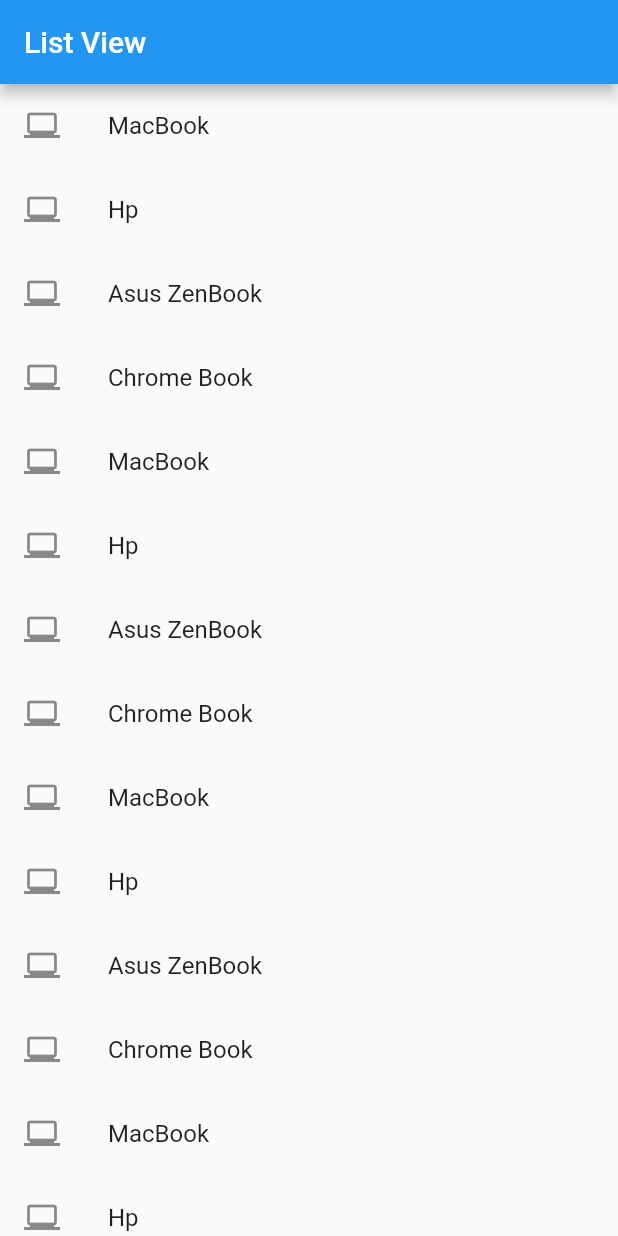
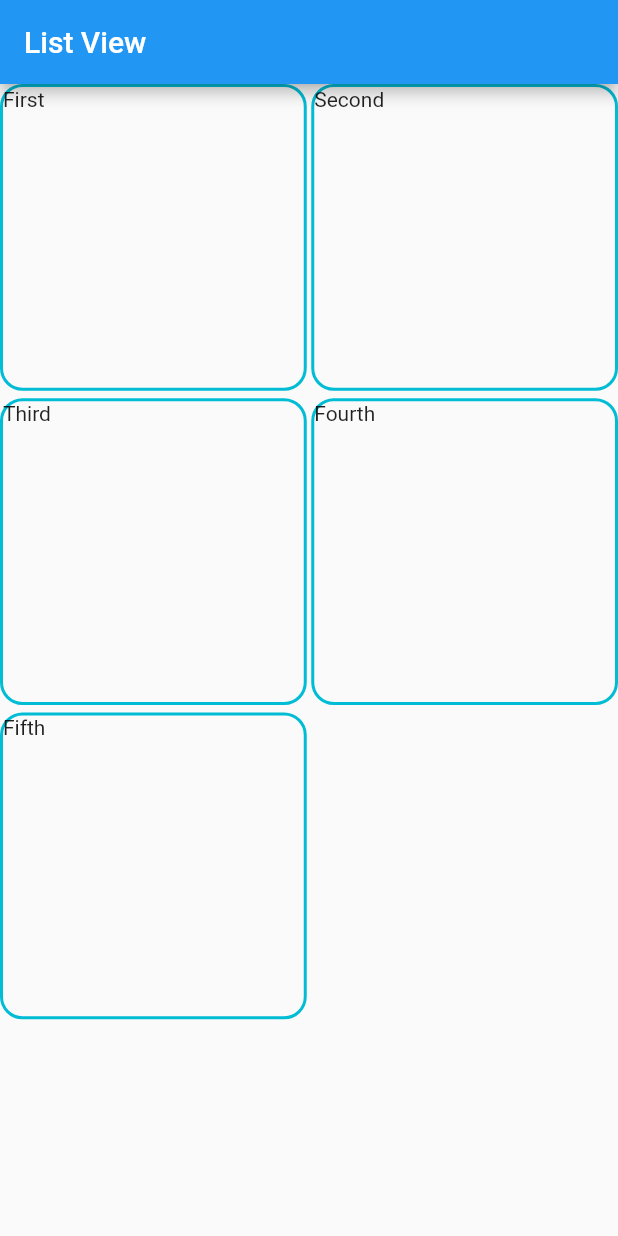
Before and after one commit to HeinnWaiHtet/flutter_first_app, a Flutter app: the screen it shows after launch, on a phone screen of 412 x 824 dp. Run offline on Flutter 3.47's test engine with Material 2 defaults, Android fonts, the phone set to English and light mode, and no system bars.

Commit message:
adding Gridview widget

```diff
--- /dev/null
+++ b/lib/listviewbuilder_widget.dart
@@ -0,0 +1,53 @@
+import 'package:flutter/material.dart';
+class MyApp extends StatefulWidget{
+  const MyApp({Key? key}) : super(key: key);
+
+  @override
+  MyAppState createState() {
+    return MyAppState();
+  }
+}
+
+class MyAppState extends State<MyApp>{
+  @override
+  // ignore: avoid_renaming_method_parameters
+  Widget build(BuildContext buildContext){
+    return MaterialApp(
+      debugShowCheckedModeBanner: false,
+      title: "Flutter State Full Widget",
+      home: Scaffold(
+        appBar: AppBar(
+          title: const Text('List View'),),
+          body: const ListData(),
+      ),
+    );
+  }
+}
+
+class ListData extends StatelessWidget{
+  const ListData({Key? key}) : super(key: key);
+
+  @override
+  Widget build(BuildContext context){
+    List laptopList = [
+      'MacBook',
+      'Hp',
+      'Asus ZenBook',
+      'Chrome Book',
+      'MacBook',
+      'Hp',
+      'Asus ZenBook',
+      'Chrome Book',
+      'MacBook',
+      'Hp',
+      'Asus ZenBook',
+      'Chrome Book',
+      'MacBook',
+      'Hp',
+      'Asus ZenBook',
+      'Chrome Book',];
+    return ListView.builder(itemCount: laptopList.length,itemBuilder: (context, index){
+      return ListTile(title: Text('${laptopList[index]}',),leading: const Icon(Icons.laptop_windows),);
+    });
+  }
+}
--- a/lib/main.dart
+++ b/lib/main.dart
@@ -34,25 +34,66 @@ class ListData extends StatelessWidget{
 
   @override
   Widget build(BuildContext context){
-    List laptopList = [
-      'MacBook',
-      'Hp',
-      'Asus ZenBook',
-      'Chrome Book',
-      'MacBook',
-      'Hp',
-      'Asus ZenBook',
-      'Chrome Book',
-      'MacBook',
-      'Hp',
-      'Asus ZenBook',
-      'Chrome Book',
-      'MacBook',
-      'Hp',
-      'Asus ZenBook',
-      'Chrome Book',];
-    return ListView.builder(itemCount: laptopList.length,itemBuilder: (context, index){
-      return ListTile(title: Text('${laptopList[index]}',),leading: const Icon(Icons.laptop_windows),);
-    });
+    return GridView.count(
+      crossAxisCount: 2,
+      mainAxisSpacing: 5,
+      crossAxisSpacing: 3,
+      children: [
+        // ignore: sized_box_for_whitespace
+        Container(
+          width: 100,
+          height : 100,
+          child: const Text('First') ,
+          decoration: BoxDecoration(
+            border: Border.all(
+              width: 2,
+              color: Colors.cyan,),
+            borderRadius: const BorderRadius.all(Radius.circular(15))),
+          ),
+
+          Container(
+          width: 100,
+          height : 100,
+          child: const Text('Second') ,
+          decoration: BoxDecoration(
+            border: Border.all(
+              width: 2,
+              color: Colors.cyan,),
+            borderRadius: const BorderRadius.all(Radius.circular(15))),
+          ),
+
+          Container(
+          width: 100,
+          height : 100,
+          child: const Text('Third') ,
+          decoration: BoxDecoration(
+            border: Border.all(
+              width: 2,
+              color: Colors.cyan,),
+            borderRadius: const BorderRadius.all(Radius.circular(15))),
+          ),
+
+          Container(
+          width: 100,
+          height : 100,
+          child: const Text('Fourth') ,
+          decoration: BoxDecoration(
+            border: Border.all(
+              width: 2,
+              color: Colors.cyan,),
+            borderRadius: const BorderRadius.all(Radius.circular(15))),
+          ),
+
+          Container(
+          width: 100,
+          height : 100,
+          child: const Text('Fifth') ,
+          decoration: BoxDecoration(
+            border: Border.all(
+              width: 2,
+              color: Colors.cyan,),
+            borderRadius: const BorderRadius.all(Radius.circular(15))),
+          ),
+      ],);
   }
 }
```
